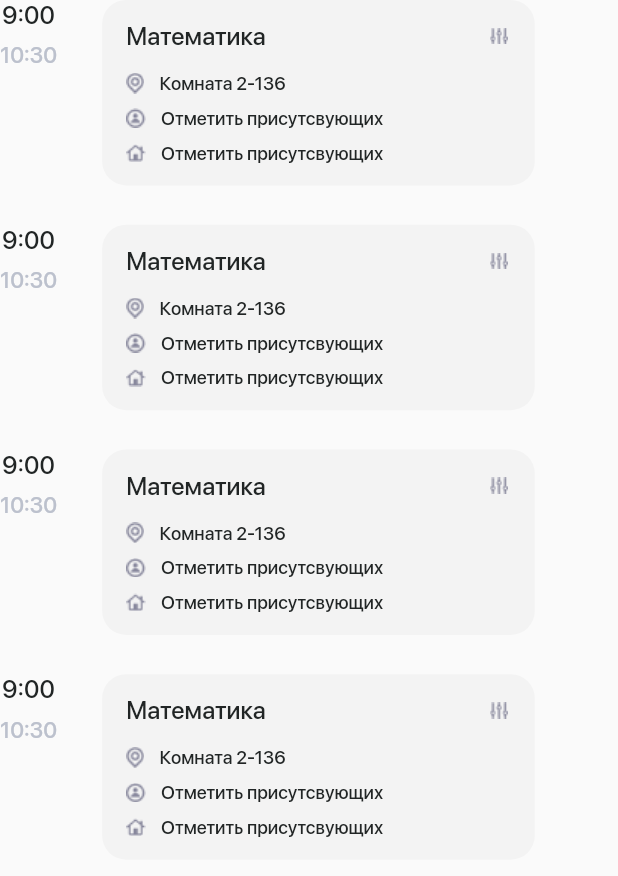
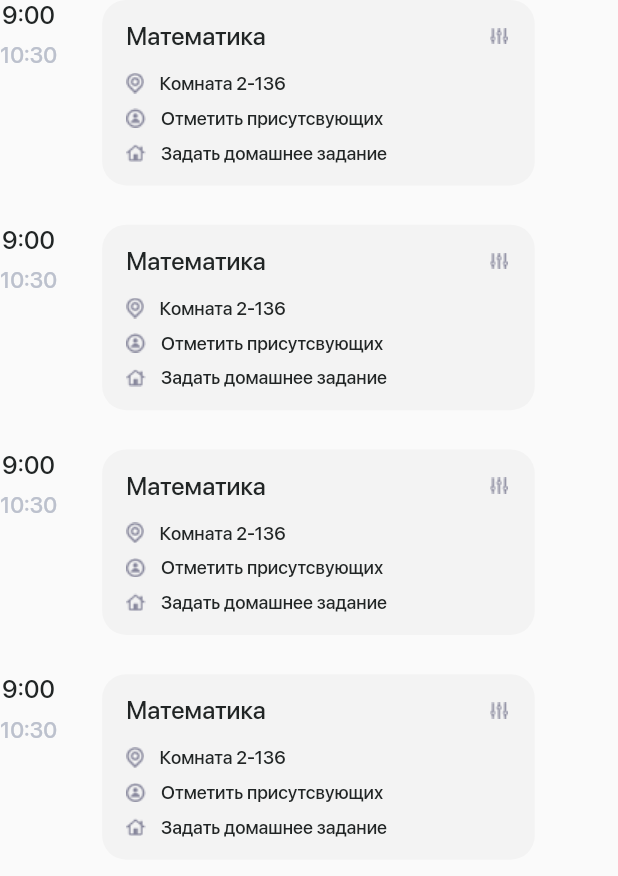
Before and after one commit to Kuzetov-Alexander/school_journal, a Flutter app: the LessonsInGroup widget shown alone on an empty page, opened directly, on a phone screen of 412 x 824 dp. Shown: the top 876 px of the screen. Run offline on Flutter 3.47's test engine with Material 2 defaults, Android fonts, the phone set to English and light mode, and no system bars; our stand-ins replace bloc, dartz, equatable, firebase_auth, firebase_core, flutter_bloc and 1 more; accounts and stored records are empty.

Commit message:
just saved

```diff
--- a/lib/features/teacher_groups/Presentation/widgets/lessons_in_group_widget.dart
+++ b/lib/features/teacher_groups/Presentation/widgets/lessons_in_group_widget.dart
@@ -1,5 +1,7 @@
+import 'package:flutter/cupertino.dart';
 import 'package:flutter/material.dart';
 import 'package:flutter/material.dart';
+import 'package:go_router/go_router.dart';
 import 'package:school_journal/common/color.dart';
 
 class LessonsInGroup extends StatelessWidget {
@@ -42,7 +44,27 @@ class LessonsInGroup extends StatelessWidget {
               ),
               Column(
                 children: [
-                  Container(
+                  InkWell(
+                    borderRadius: BorderRadius.circular(16),
+                    onTap: () {
+                      // context.go('/Groups');
+      //                 showCupertinoDialog(context: context,
+      // builder: (BuildContext context) => CupertinoAlertDialog(
+      //   title: new Text("Dialog Title"),
+      //   content: new Text("This is my content"),
+      //   actions: <Widget>[
+      //     CupertinoDialogAction(
+      //       isDefaultAction: true,
+      //       child: Text('sdsdsd'),
+      //     ),
+      //     CupertinoDialogAction(
+      //       child: Text("No"),
+      //     )
+      //   ],
+      // ));
+
+                    },
+                    child: Container(
                       decoration: BoxDecoration(
                         borderRadius: BorderRadius.circular(16),
                         color: AppColors.greyLight,
@@ -67,7 +89,9 @@ class LessonsInGroup extends StatelessWidget {
                                 ),
                                 IconButton(
                                     splashRadius: 20,
-                                  onPressed: () {},
+                                    onPressed: () {
+                                      context.go('/Groups');
+                                    },
                                     icon: const Image(
                                         image: AssetImage(
                                             'assets/images/settings_icon.png')))
@@ -94,7 +118,9 @@ class LessonsInGroup extends StatelessWidget {
                                 ),
                               ],
                             ),
-                          SizedBox(height: heightScreen*0.01,),
+                            SizedBox(
+                              height: heightScreen * 0.01,
+                            ),
                             Row(
                               children: [
                                 InkWell(
@@ -116,7 +142,9 @@ class LessonsInGroup extends StatelessWidget {
                                 ),
                               ],
                             ),
-                           SizedBox(height: heightScreen*0.01,),
+                            SizedBox(
+                              height: heightScreen * 0.01,
+                            ),
                             Row(
                               children: [
                                 InkWell(
@@ -129,7 +157,7 @@ class LessonsInGroup extends StatelessWidget {
                                   width: widthScreen * 0.025,
                                 ),
                                 Text(
-                                'Отметить присутсвующих',
+                                  'Задать домашнее задание',
                                   style: TextStyle(
                                     fontSize: heightScreen * 0.015,
                                     color: AppColors.black212525,
@@ -139,6 +167,7 @@ class LessonsInGroup extends StatelessWidget {
                               ],
                             )
                           ],
+                        ),
                       ),
                     ),
                   ),
@@ -156,19 +185,3 @@ class LessonsInGroup extends StatelessWidget {
     );
   }
 }
-
-// class Icon_Custom_Button extends StatelessWidget {
-
-// final Image image;
-
-//   const Icon_Custom_Button({super.key, required this.image});
-//   @override
-//   Widget build(BuildContext context) {
-//     return InkWell(
-//       onTap: () {},
-//       child: image,
-//     );
-//   }
-// }
-
-// const Image(image: AssetImage('assets/images/point_icon.png'))
```
Lines whose indentation alone changed are shown as unchanged.
